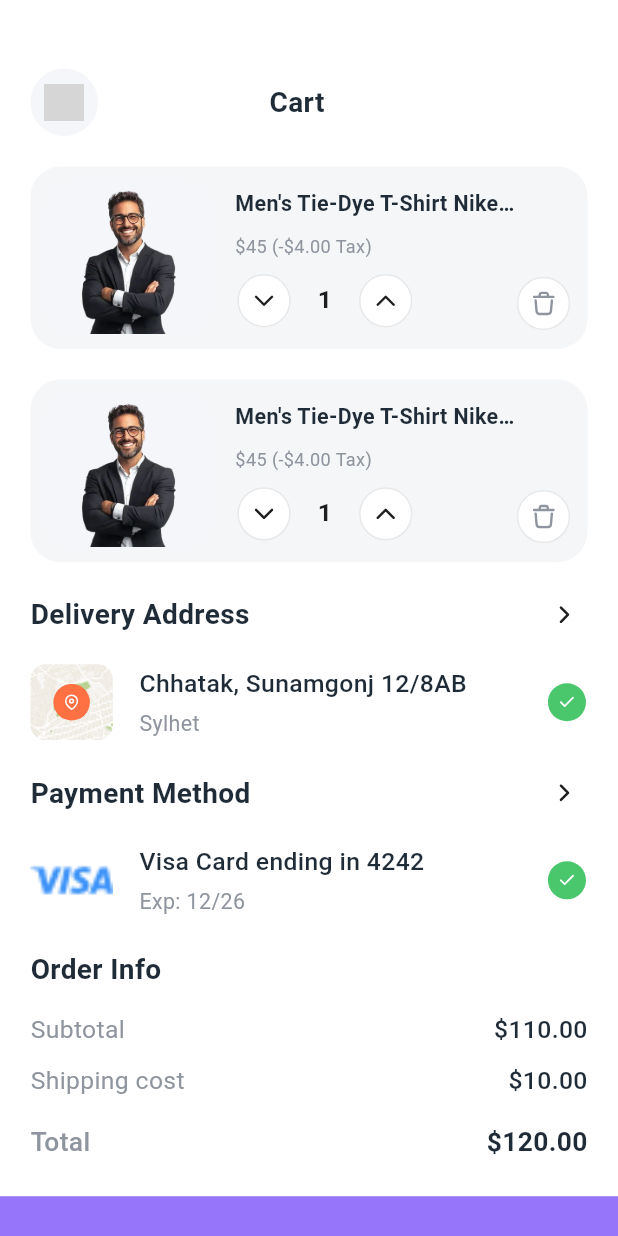
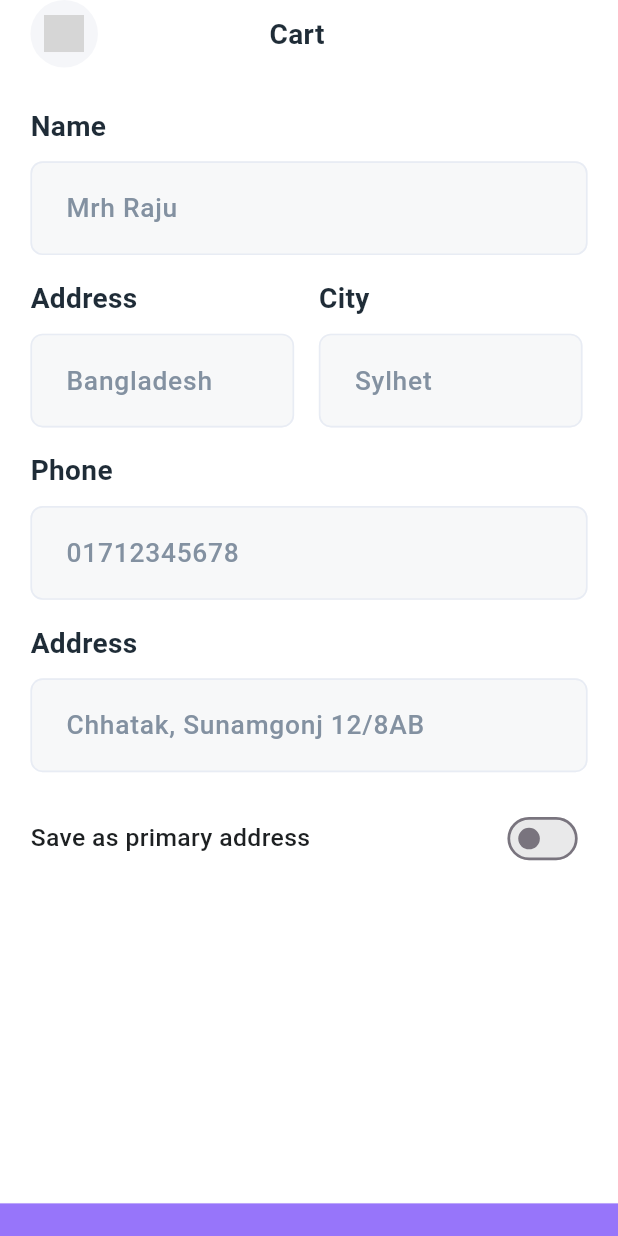
Before and after one commit to omar-alhallaq1/laza_ecommerce_app, a Flutter app: the CartScreen screen opened directly, after a tap on an icon or button, on a phone screen of 412 x 824 dp. Run offline on Flutter 3.47's test engine with Material 3 defaults, Android fonts, the light colour scheme and no system bars; our stand-ins replace cached_network_image, flutter_rating_bar, flutter_screenutil, flutter_svg, gap, go_router and 4 more; grey boxes are pictures that could not be loaded.

Commit message:
feat: Add address screen with form for user address input and navigation

```diff
--- /dev/null
+++ b/lib/core/features/address_screen/adress_screen.dart
@@ -0,0 +1,193 @@
+import 'package:flutter/material.dart';
+import 'package:flutter_screenutil/flutter_screenutil.dart';
+import 'package:flutter_svg/svg.dart';
+import 'package:gap/gap.dart';
+import 'package:laza_ecommerce_app/core/styling/app_assets.dart';
+import 'package:laza_ecommerce_app/core/styling/app_colors.dart';
+import 'package:laza_ecommerce_app/core/styling/app_styles.dart';
+import 'package:laza_ecommerce_app/core/wedgets/custom_back_button_widget.dart';
+import 'package:laza_ecommerce_app/core/wedgets/custom_text_field2.dart';
+import 'package:laza_ecommerce_app/core/wedgets/primary_button_wedgit.dart';
+
+class AdressScreen extends StatefulWidget {
+  const AdressScreen({super.key});
+
+  @override
+  State<AdressScreen> createState() => _AdressScreenState();
+}
+
+class _AdressScreenState extends State<AdressScreen> {
+  bool _isRemembered = false;
+  @override
+  Widget build(BuildContext context) {
+    return Scaffold(
+      body: SingleChildScrollView(
+        child: Column(
+          children: [
+            Padding(
+              padding: EdgeInsets.symmetric(horizontal: 20).r,
+              child: Column(
+                crossAxisAlignment: CrossAxisAlignment.start,
+                children: [
+                  Row(
+                    children: [
+                      CustomBackButtonWidget(
+                        icon: SvgPicture.asset(
+                          AppAssets.arrowleft,
+                          width: 24.w,
+                          height: 24.h,
+                        ),
+                        onTap: () => Navigator.pop(context),
+                      ),
+                      Gap(104.w),
+                      Text(
+                        "Cart",
+                        style: AppStyles.black28boldstyle.copyWith(
+                          fontSize: 17.sp,
+                        ),
+                      ),
+                    ],
+                  ),
+                  Gap(25.h),
+                  Text(
+                    "Name",
+                    style: AppStyles.black28boldstyle.copyWith(fontSize: 17.sp),
+                  ),
+                  Gap(10.h),
+                  CustomTextField2(
+                    hintText: "Mrh Raju",
+                    controller: TextEditingController(),
+                    //  validator: (value) {},
+                    isPassword: false,
+                    textInputAction: TextInputAction.next,
+                    keyboardType: TextInputType.name,
+                    width: double.infinity,
+                  ),
+                  Gap(15.h),
+                  Row(
+                    children: [
+                      Column(
+                        crossAxisAlignment: CrossAxisAlignment.start,
+                        children: [
+                          Text(
+                            "Address",
+                            style: AppStyles.black28boldstyle.copyWith(
+                              fontSize: 17.sp,
+                            ),
+                          ),
+                          Gap(10.h),
+                          CustomTextField2(
+                            width: 160.w,
+                            hintText: "Bangladesh",
+                            controller: TextEditingController(),
+                            //  validator: (value) {},
+                            isPassword: false,
+                            textInputAction: TextInputAction.next,
+                            keyboardType: TextInputType.name,
+                          ),
+                        ],
+                      ),
+                      Gap(15.w),
+                      Column(
+                        crossAxisAlignment: CrossAxisAlignment.start,
+                        children: [
+                          Text(
+                            "City",
+                            style: AppStyles.black28boldstyle.copyWith(
+                              fontSize: 17.sp,
+                            ),
+                          ),
+                          Gap(10.h),
+                          CustomTextField2(
+                            width: 160.w,
+                            hintText: "Sylhet",
+                            controller: TextEditingController(),
+                            //  validator: (value) {},
+                            isPassword: false,
+                            textInputAction: TextInputAction.next,
+                            keyboardType: TextInputType.name,
+                          ),
+                        ],
+                      ),
+                    ],
+                  ),
+                  Gap(15.h),
+                  Text(
+                    "Phone",
+                    style: AppStyles.black28boldstyle.copyWith(fontSize: 17.sp),
+                  ),
+                  Gap(10.h),
+                  CustomTextField2(
+                    width: double.infinity,
+                    hintText: "01712345678",
+                    controller: TextEditingController(),
+                    //  validator: (value) {},
+                    isPassword: false,
+                    textInputAction: TextInputAction.next,
+                    keyboardType: TextInputType.phone,
+                  ),
+                  Gap(15.h),
+                  Text(
+                    "Address",
+                    style: AppStyles.black28boldstyle.copyWith(fontSize: 17.sp),
+                  ),
+                  Gap(10.h),
+                  CustomTextField2(
+                    width: double.infinity,
+                    hintText: "Chhatak, Sunamgonj 12/8AB",
+                    controller: TextEditingController(),
+                    //  validator: (value) {},
+                    isPassword: false,
+                    textInputAction: TextInputAction.next,
+                    keyboardType: TextInputType.phone,
+                  ),
+                  Gap(20.h),
+                  Row(
+                    mainAxisAlignment: MainAxisAlignment.spaceBetween,
+                    children: [
+                      Text(
+                        "Save as primary address",
+                        style: TextStyle(
+                          fontSize: 15.sp,
+                          color: const Color(0xff1D2022),
+                          fontWeight: FontWeight.w500,
+                        ),
+                      ),
+                      Transform.scale(
+                        scale: 0.9,
+                        child: Switch.adaptive(
+                          value: _isRemembered,
+                          activeThumbColor: Colors.white,
+                          activeTrackColor: const Color(0xff34C759),
+                          inactiveTrackColor: const Color(0xffE9E9EA),
+                          onChanged: (bool value) {
+                            setState(() {
+                              _isRemembered = value;
+                            });
+                          },
+                        ),
+                      ),
+                    ],
+                  ),
+                ],
+              ),
+            ),
+            Gap(216.h),
+            PrimaryButtonwidget(
+              width: double.infinity,
+              height: 75.h,
+              borderradius: 0.r,
+              fontsize: 20.sp,
+              buttontext: "Save Address",
+              buttoncolor: AppColors.primarycolor,
+              textColor: AppColors.whitecolor,
+              onpress: () {
+                //  GoRouter.of(context).pushNamed(AppRoutes.mainscreen);
+              },
+            ),
+          ],
+        ),
+      ),
+    );
+  }
+}
--- a/lib/core/features/cart_screen/cart_screen.dart
+++ b/lib/core/features/cart_screen/cart_screen.dart
@@ -2,9 +2,11 @@ import 'package:flutter/material.dart';
 import 'package:flutter_screenutil/flutter_screenutil.dart';
 import 'package:flutter_svg/svg.dart';
 import 'package:gap/gap.dart';
+import 'package:go_router/go_router.dart';
 import 'package:laza_ecommerce_app/core/features/cart_screen/widgets/custom_cart_item_card.dart';
 import 'package:laza_ecommerce_app/core/features/cart_screen/widgets/custom_delivery_address_card.dart';
 import 'package:laza_ecommerce_app/core/features/cart_screen/widgets/custom_order_info_section.dart';
+import 'package:laza_ecommerce_app/core/routing/app_routes.dart';
 import 'package:laza_ecommerce_app/core/styling/app_assets.dart';
 import 'package:laza_ecommerce_app/core/styling/app_colors.dart';
 import 'package:laza_ecommerce_app/core/styling/app_styles.dart';
@@ -77,7 +79,9 @@ class _CartScreenState extends State<CartScreen> {
                     subtitle: "Sylhet",
                     imageUrl: AppAssets.mapimage,
                     showPinIcon: true,
-                    onTap: () {},
+                    onTap: () {
+                      GoRouter.of(context).pushNamed(AppRoutes.addressscreen);
+                    },
                   ),
                   Gap(20.h),
                   InfoCardWidget(
--- a/lib/core/features/product_details_screen/widgets/custom_product_details_header.dart
+++ b/lib/core/features/product_details_screen/widgets/custom_product_details_header.dart
@@ -1,8 +1,10 @@
 import 'package:flutter/material.dart';
 import 'package:flutter_screenutil/flutter_screenutil.dart';
 import 'package:flutter_svg/svg.dart';
+import 'package:go_router/go_router.dart';
 import 'package:laza_ecommerce_app/core/features/home_screen/widgets/custom_icon_button.dart';
 import 'package:laza_ecommerce_app/core/styling/app_assets.dart';
+import 'package:laza_ecommerce_app/core/wedgets/custom_back_button_widget.dart';
 
 class ProductDetailHeader extends StatelessWidget {
   final String? imageUrl; // الروابط ستكون Nullable حالياً لوقت ربط الـ API
@@ -33,17 +35,9 @@ class ProductDetailHeader extends StatelessWidget {
         Positioned(
           top: 45.h,
           left: 20.w,
-          child: CustomIconButton(
-            onTap: () {},
-            icon: SvgPicture.asset(
-              AppAssets.arrowleft,
-              width: 24.w,
-              height: 24.h,
-              colorFilter: const ColorFilter.mode(
-                Colors.black,
-                BlendMode.srcIn,
-              ),
-            ),
+          child: CustomBackButtonWidget(
+            icon: SvgPicture.asset(AppAssets.arrowleft),
+            onTap: () => context.pop(),
           ),
         ),
         Positioned(
--- a/lib/core/routing/app_routes.dart
+++ b/lib/core/routing/app_routes.dart
@@ -11,4 +11,5 @@ class AppRoutes {
   static const String productDetailsScreen = '/productDetailsScreen';
   static const String reviewsScreen = '/reviewsScreen';
   static const String addreviewsscreen = '/addreviewsscreen';
+  static const String addressscreen = '/addressscreen';
 }
--- a/lib/core/routing/router_genretion_config.dart
+++ b/lib/core/routing/router_genretion_config.dart
@@ -2,6 +2,7 @@ import 'package:go_router/go_router.dart';
 import 'package:laza_ecommerce_app/core/auth/login_screen.dart';
 import 'package:laza_ecommerce_app/core/auth/signup_screen.dart';
 import 'package:laza_ecommerce_app/core/features/add_review_screen/add_review_screen.dart';
+import 'package:laza_ecommerce_app/core/features/address_screen/adress_screen.dart';
 import 'package:laza_ecommerce_app/core/features/mainscreen/main_screen.dart';
 import 'package:laza_ecommerce_app/core/features/onboarding_screen/onboarbing_screen.dart';
 import 'package:laza_ecommerce_app/core/features/product_details_screen/product_details_screen.dart';
@@ -82,6 +83,12 @@ class RouterGanretionConfig {
 
         builder: (context, state) => const AddReviewScreen(),
       ),
+      GoRoute(
+        name: AppRoutes.addressscreen,
+        path: AppRoutes.addressscreen,
+
+        builder: (context, state) => const AdressScreen(),
+      ),
     ],
   );
 }
--- a/lib/core/wedgets/custom_text_field2.dart
+++ b/lib/core/wedgets/custom_text_field2.dart
@@ -10,6 +10,8 @@ class CustomTextField2 extends StatelessWidget {
   final int? maxLines;
   final TextEditingController? controller;
   final String? Function(String?)? validator;
+  final TextInputType? keyboardType;
+  final TextInputAction? textInputAction;
   const CustomTextField2({
     super.key,
     this.hintText,
@@ -19,6 +21,8 @@ class CustomTextField2 extends StatelessWidget {
     this.controller,
     this.validator,
     this.maxLines,
+    this.keyboardType,
+    this.textInputAction,
   });
 
   @override
@@ -30,6 +34,8 @@ class CustomTextField2 extends StatelessWidget {
         validator: validator,
         maxLines: maxLines ?? 1,
         autofocus: false,
+        keyboardType: keyboardType,
+        textInputAction: textInputAction,
         obscureText: isPassword ?? false,
         cursorColor: AppColors.primarycolor,
         decoration: InputDecoration(
```
